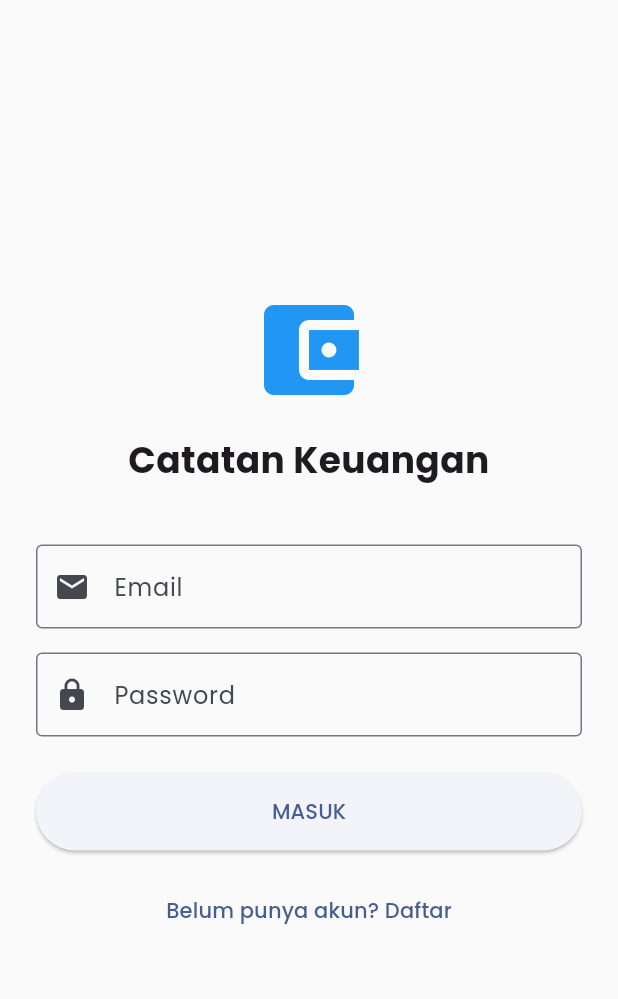
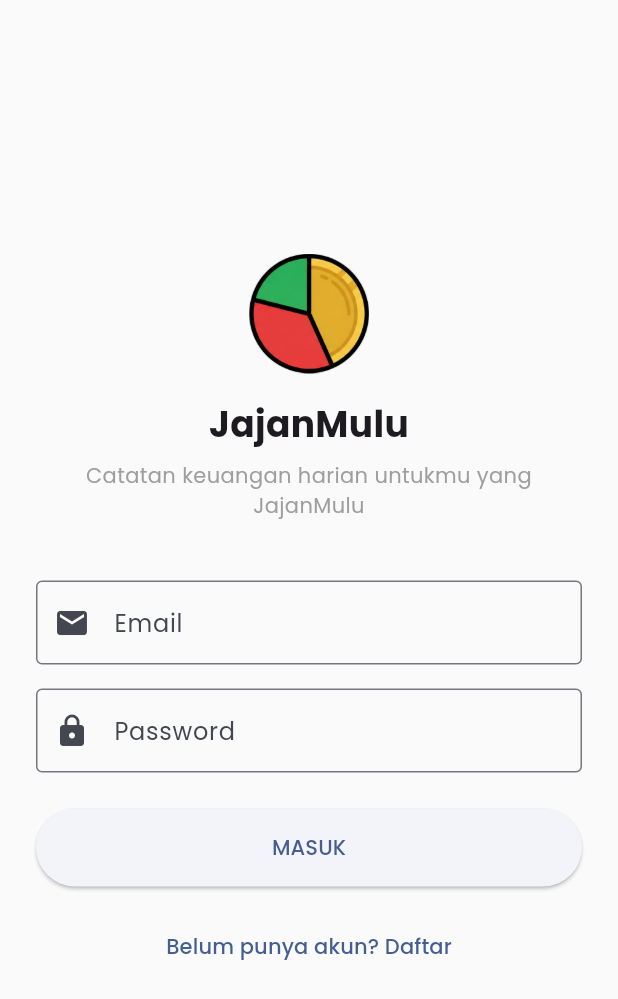
Before and after one commit to ahdarin/money-tracker, a Flutter app: the screen it shows after launch, on a phone screen of 412 x 824 dp. Shown: the top 999 px of the screen. Run offline on Flutter 3.47's test engine with Material 3 defaults, Android fonts, the phone set to English and light mode, and no system bars; our stand-ins replace fl_chart, google_fonts, image_picker, shared_preferences, sqflite; accounts and stored records are empty.

Commit message:
Updating Logo and App Name

```diff
--- a/lib/ui/login_screen.dart
+++ b/lib/ui/login_screen.dart
@@ -38,12 +38,18 @@ class _LoginScreenState extends State<LoginScreen> {
           mainAxisAlignment: MainAxisAlignment.center,
           crossAxisAlignment: CrossAxisAlignment.stretch,
           children: [
-            const Icon(Icons.account_balance_wallet, size: 80, color: Colors.blue),
+            Image.asset('assets/images/appLogo.png', width: 80, height: 80),
             const SizedBox(height: 16),
             const Text(
-              "Catatan Keuangan",
+              "JajanMulu",
               textAlign: TextAlign.center,
               style: TextStyle(fontSize: 24, fontWeight: FontWeight.bold),
+            ),
+            const SizedBox(height: 8),
+            Text(
+              "Catatan keuangan harian untukmu yang JajanMulu",
+              textAlign: TextAlign.center,
+              style: TextStyle(fontSize: 14, color: Colors.grey, fontWeight: FontWeight.normal)
             ),
             const SizedBox(height: 40),
 
```
Also changed, not shown: assets/images/appLogo.png, 27 other files.
